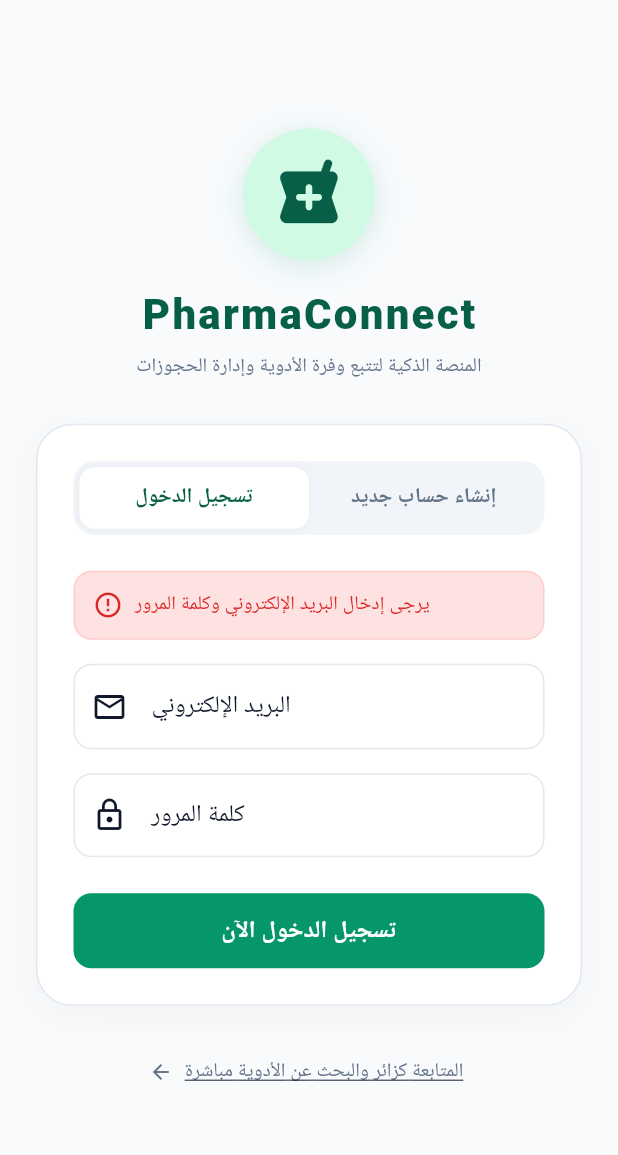
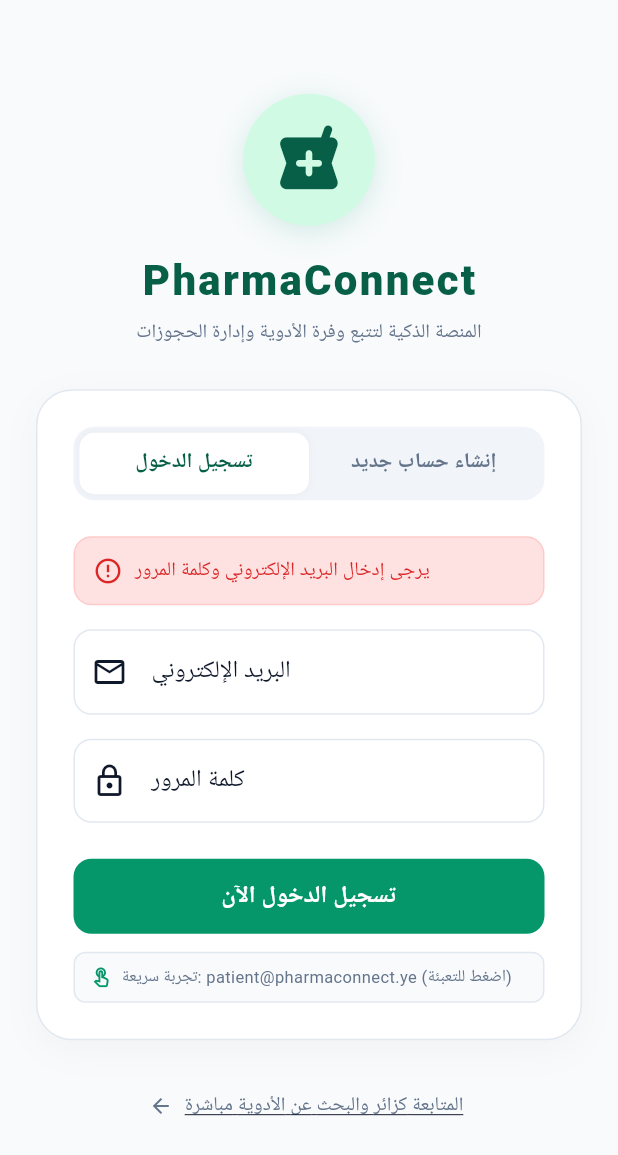
Before and after one commit to jacobkhaled01-spec/PharmaConnect, a Flutter app: the screen it shows after launch, after a tap on "تسجيل الدخول الآن", on a phone screen of 412 x 824 dp. Shown: the top 1155 px of the screen. Run offline on Flutter 3.47's test engine with Material 3 defaults, Android fonts, the phone set to English and light mode, and no system bars; accounts and stored records are empty.

```diff
--- a/frontend/lib/presentation/screens/auth_screen.dart
+++ b/frontend/lib/presentation/screens/auth_screen.dart
@@ -46,7 +46,7 @@
       return;
     }
 
-    bool success = false;
+    AuthResult result;
     if (_isRegistering) {
       final name = _nameController.text.trim();
       final phone = _phoneController.text.trim();
@@ -57,21 +57,21 @@
         });
         return;
       }
-      success = await ApiService().register(
+      result = await ApiService().register(
         name: name,
         email: email,
         password: password,
         phone: phone,
       );
     } else {
-      success = await ApiService().login(email, password);
+      result = await ApiService().login(email, password);
     }
 
     setState(() {
       _isLoading = false;
     });
 
-    if (success) {
+    if (result.success) {
       if (mounted) {
         Navigator.pushReplacement(
           context,
@@ -80,7 +80,7 @@
       }
     } else {
       setState(() {
-        _errorMessage = 'بيانات الدخول غير صحيحة أو تعذر الاتصال بالخادم.';
+        _errorMessage = result.errorMessage ?? 'بيانات الدخول غير صحيحة أو تعذر الاتصال بالخادم.';
       });
     }
   }
@@ -329,6 +329,37 @@
                                   style: const TextStyle(fontSize: 16, fontWeight: FontWeight.bold),
                                 ),
                         ),
+                        if (!_isRegistering) ...[
+                          const SizedBox(height: 12),
+                          InkWell(
+                            borderRadius: BorderRadius.circular(8),
+                            onTap: () {
+                              _emailController.text = 'patient@pharmaconnect.ye';
+                              _passwordController.text = 'password123';
+                            },
+                            child: Container(
+                              padding: const EdgeInsets.symmetric(horizontal: 10, vertical: 8),
+                              decoration: BoxDecoration(
+                                color: const Color(0xFFF8FAFC),
+                                borderRadius: BorderRadius.circular(8),
+                                border: Border.all(color: const Color(0xFFE2E8F0)),
+                              ),
+                              child: const Row(
+                                children: [
+                                  Icon(Icons.touch_app_outlined, size: 15, color: PharmaTheme.primaryGreen),
+                                  SizedBox(width: 6),
+                                  Expanded(
+                                    child: Text(
+                                      'تجربة سريعة: patient@pharmaconnect.ye (اضغط للتعبئة)',
+                                      style: TextStyle(color: PharmaTheme.textMuted, fontSize: 11),
+                                      overflow: TextOverflow.ellipsis,
+                                    ),
+                                  ),
+                                ],
+                              ),
+                            ),
+                          ),
+                        ],
                       ],
                     ),
                   ),
```
Also changed, not shown: frontend/lib/core/network/api_service.dart (+75 -33 lines), frontend/lib/presentation/screens/profile_screen.dart (+5 -5 lines), 3 other files.
